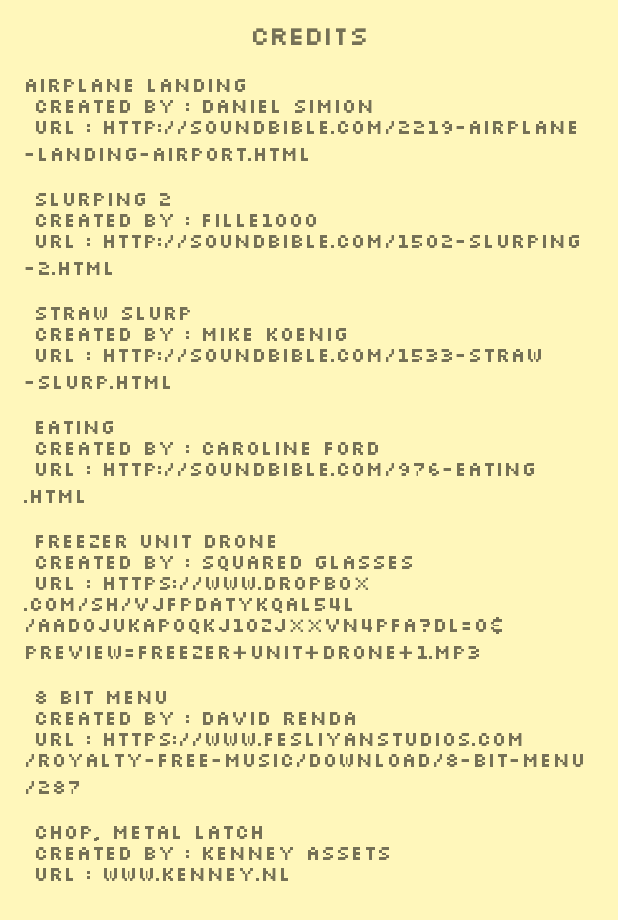
After one commit to mickey0142/Kinokotchi, an Android app: the CreditFragment screen opened through its navigation route, on a phone screen of 412 x 824 dp. The commit adds this screen. Shown: the top 920 px of the screen. Run offline under Robolectric (Android 15) with nearby library versions, the phone set to English and light mode, and no system bars; our stand-ins replace data binding; 3 statements that could not run were skipped.

Commit message:
add credit page, add call to setupImage and updateGif api, add fix for -1 temperature

```diff
--- a/app/src/main/java/com/kinokotchi/api/PiApiService.kt
+++ b/app/src/main/java/com/kinokotchi/api/PiApiService.kt
@@ -63,6 +63,12 @@
 
     @GET("/gif/")
     fun getGif() : Call<ResponseBody>
+
+    @GET("/updateGif/")
+    fun updateGif() : Call<ConnectionResponse>
+
+    @GET("/setUpImage/")
+    fun setupImage() : Call<ConnectionResponse>
 }
 
 object PiApi {
--- a/app/src/main/java/com/kinokotchi/choose/ChooseFragment.kt
+++ b/app/src/main/java/com/kinokotchi/choose/ChooseFragment.kt
@@ -2,6 +2,7 @@
 
 import android.content.Context
 import android.content.SharedPreferences
+import android.graphics.Paint
 import android.media.MediaPlayer
 import android.os.Bundle
 import android.util.Log
@@ -38,6 +39,8 @@
 
         buttonPlayer = MediaPlayer.create(context, R.raw.chop)
 
+        binding.chooseCredit.paintFlags = Paint.UNDERLINE_TEXT_FLAG
+
         viewModel.resetUpdateSignal()
 
         updateBoxList(sharedPref, inflater, container, binding)
@@ -53,6 +56,10 @@
             buttonPlayer.start()
             Log.i("choose", "click button play sound")
             findNavController().navigate(ChooseFragmentDirections.actionChooseFragmentToSetupFragment())
+        }
+
+        binding.chooseCredit.setOnClickListener{
+            findNavController().navigate(ChooseFragmentDirections.actionChooseFragmentToCreditFragment())
         }
 
         binding.setLifecycleOwner(this)
--- /dev/null
+++ b/app/src/main/java/com/kinokotchi/credit/CreditFragment.kt
@@ -0,0 +1,35 @@
+package com.kinokotchi.credit
+
+import android.content.Context
+import android.os.Bundle
+import android.view.LayoutInflater
+import android.view.View
+import android.view.ViewGroup
+import androidx.databinding.DataBindingUtil
+import androidx.fragment.app.Fragment
+import androidx.lifecycle.ViewModelProviders
+import com.kinokotchi.R
+import com.kinokotchi.databinding.FragmentCreditBinding
+
+class CreditFragment : Fragment() {
+
+    private val viewModel: CreditViewModel by lazy {
+        ViewModelProviders.of(this).get(CreditViewModel::class.java)
+    }
+
+    override fun onCreateView(
+        inflater: LayoutInflater,
+        container: ViewGroup?,
+        savedInstanceState: Bundle?
+    ): View? {
+        val binding: FragmentCreditBinding = DataBindingUtil.inflate(
+            inflater, R.layout.fragment_credit, container, false
+        )
+
+        binding.viewModel = viewModel
+
+        binding.setLifecycleOwner(this)
+
+        return binding.root
+    }
+}
--- /dev/null
+++ b/app/src/main/java/com/kinokotchi/credit/CreditViewModel.kt
@@ -0,0 +1,6 @@
+package com.kinokotchi.credit
+
+import androidx.lifecycle.ViewModel
+
+class CreditViewModel : ViewModel()  {
+}
--- a/app/src/main/java/com/kinokotchi/game/GameFragment.kt
+++ b/app/src/main/java/com/kinokotchi/game/GameFragment.kt
@@ -441,8 +441,6 @@
             {
                 if (sharedPref != null) {
                     viewModel.refreshData(sharedPref, binding.gameRefreshProgress)
-//                    binding.tempGif.setImageURI("https://buffer.com/resources/wp-content/uploads/2016/06/giphy.gif")
-
                 }
             }
         }
--- /dev/null
+++ b/app/src/main/res/layout/fragment_credit.xml
@@ -0,0 +1,53 @@
+<?xml version="1.0" encoding="utf-8"?>
+<layout xmlns:android="http://schemas.android.com/apk/res/android"
+    xmlns:app="http://schemas.android.com/apk/res-auto"
+    xmlns:tools="http://schemas.android.com/tools">
+
+    <data>
+        <variable
+            name="viewModel"
+            type="com.kinokotchi.credit.CreditViewModel" />
+    </data>
+
+    <androidx.constraintlayout.widget.ConstraintLayout
+        android:id="@+id/credit_background"
+        android:layout_width="match_parent"
+        android:layout_height="match_parent"
+        android:background="#FFF7BB"
+        android:padding="16dp">
+
+        <TextView
+            android:id="@+id/credit_header"
+            android:layout_width="wrap_content"
+            android:layout_height="wrap_content"
+            android:text="@string/credits"
+            android:textAlignment="center"
+            android:textSize="18sp"
+            android:textStyle="bold"
+            app:layout_constraintEnd_toEndOf="parent"
+            app:layout_constraintStart_toStartOf="parent"
+            app:layout_constraintTop_toTopOf="parent" />
+
+        <ScrollView
+            android:layout_width="0dp"
+            android:layout_height="0dp"
+            android:layout_marginTop="16dp"
+            app:layout_constraintBottom_toBottomOf="parent"
+            app:layout_constraintEnd_toEndOf="parent"
+            app:layout_constraintStart_toStartOf="parent"
+            app:layout_constraintTop_toBottomOf="@+id/credit_header">
+
+            <LinearLayout
+                android:layout_width="match_parent"
+                android:layout_height="match_parent"
+                android:orientation="vertical" >
+
+                <TextView
+                    android:id="@+id/credit_credit_text"
+                    android:layout_width="match_parent"
+                    android:layout_height="wrap_content"
+                    android:text="@string/credit_list" />
+            </LinearLayout>
+        </ScrollView>
+    </androidx.constraintlayout.widget.ConstraintLayout>
+</layout>
--- a/app/src/main/res/values/strings.xml
+++ b/app/src/main/res/values/strings.xml
@@ -26,5 +26,28 @@
     <string name="enter_name">Enter your Kinoko\'s name here</string>
     <string name="createchar_instruction_text">Put mushroom in and close the box first !</string>
     <string name="restart_instruction">You can take mushroom out of box now</string>
+    <string name="credits">Credits</string>
+    <string name="credit_list">
+        Airplane Landing\n
+        Created by : Daniel Simion\n
+        URL : http://soundbible.com/2219-Airplane-Landing-Airport.html\n\n
+        Slurping 2\n
+        Created by : fille1000\n
+        URL : http://soundbible.com/1502-Slurping-2.html\n\n
+        Straw Slurp\n
+        Created by : Mike Koenig\n
+        URL : http://soundbible.com/1533-Straw-Slurp.html\n\n
+        Eating\n
+        Created by : Caroline Ford\n
+        URL : http://soundbible.com/976-Eating.html\n\n
+        Freezer Unit Drone\n
+        Created by : Squared Glasses\n
+        URL : https://www.dropbox.com/sh/vjfpdatykqal54l/AADojuKap0qKJ1ozjXXvN4Pfa?dl=0&amp;preview=Freezer+Unit+Drone+1.mp3\n\n
+        8 Bit Menu\n
+        Created by : David Renda\n
+        URL : https://www.fesliyanstudios.com/royalty-free-music/download/8-bit-menu/287\n\n
+        Chop, metal Latch\n
+        Created by : Kenney Assets\n
+        URL : www.kenney.nl\n\n</string>
 
 </resources>
```
Also changed, not shown: app/src/main/java/com/kinokotchi/createchar/CreatecharFragment.kt (+14 -0 lines), app/src/main/java/com/kinokotchi/game/GameViewModel.kt (+45 -7 lines), app/src/main/res/layout/fragment_choose.xml (+15 -2 lines), app/src/main/res/navigation/navigation.xml (+7 -0 lines).
